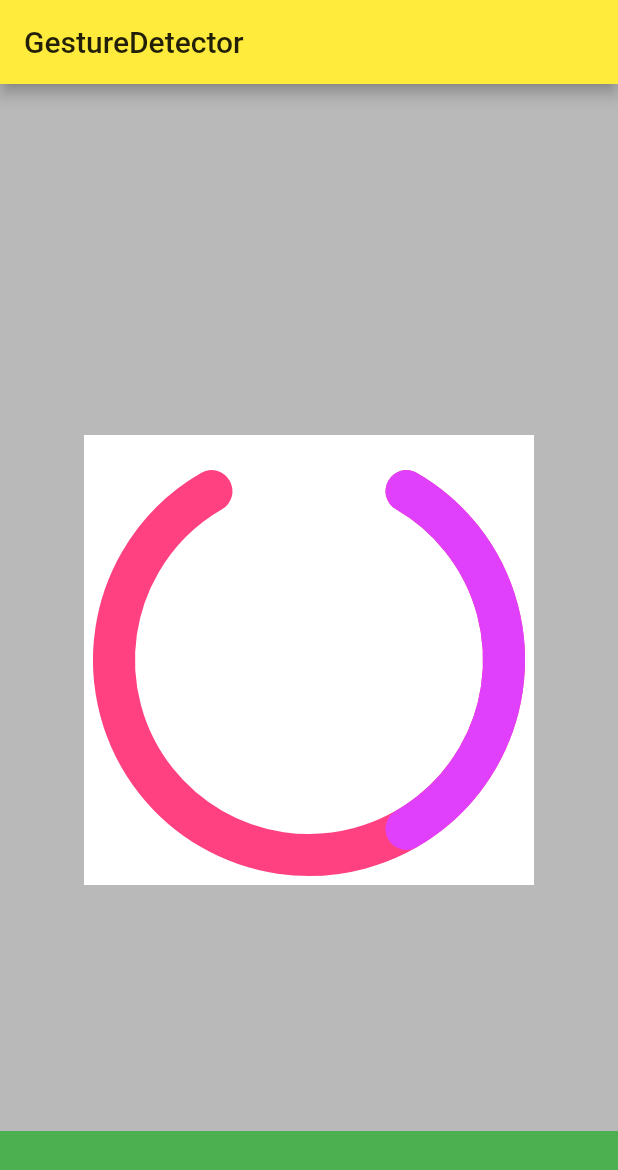
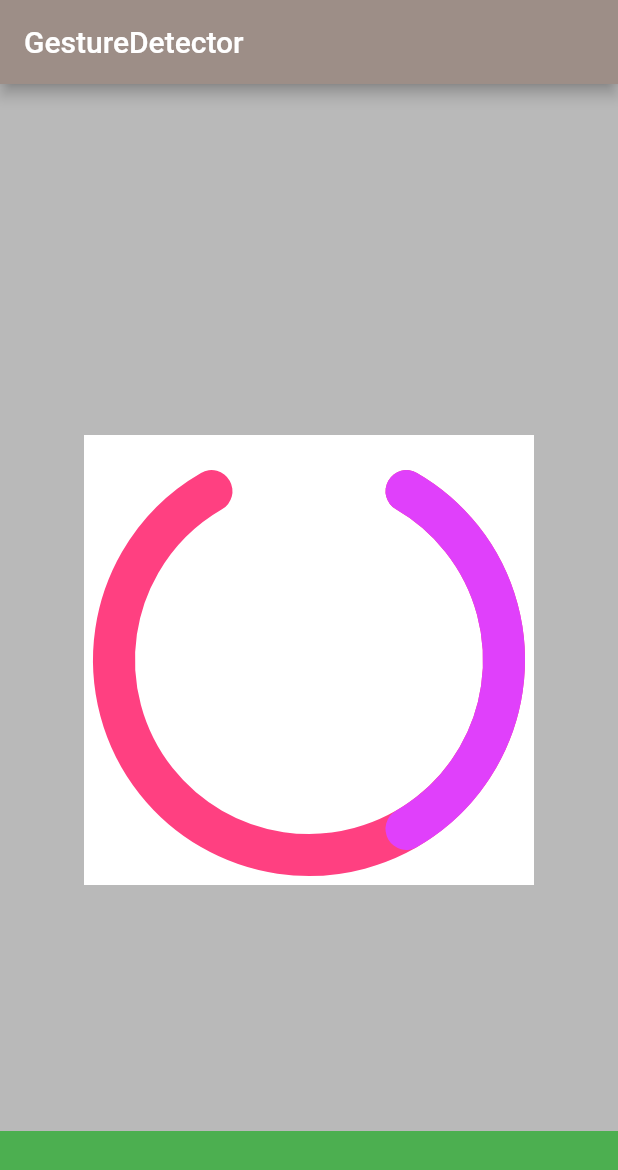
Before and after one commit to WAsub/Humpty, a Flutter app: the MyHomePage screen opened directly, on a phone screen of 412 x 824 dp. Shown: the top 1170 px of the screen. Run offline on Flutter 3.47's test engine with Material 2 defaults, Android fonts, the phone set to English and light mode, and no system bars; our stand-ins replace shared_preferences, sqflite; missing offline and left inert: dart:ffi; accounts and stored records are empty; network calls fail; statements that could not run were skipped.

Commit message:
きりがいいところ

```diff
--- a/humpty_tyokin/lib/sqlite.dart
+++ b/humpty_tyokin/lib/sqlite.dart
@@ -2,7 +2,7 @@ import 'package:sqflite/sqflite.dart';
 import 'package:path/path.dart';
 
 class Thokin {
-  int id;
+  String id;
   int money;
   String date;
 
--- /dev/null
+++ b/humpty_tyokin/lib/theme/color.dart
@@ -0,0 +1,39 @@
+import 'package:flutter/material.dart';
+
+class MyColor{
+  static List<String> themeName = ["ローズ", "スカイ"];
+  static Map<int,MaterialColor> themeColor = {0: rose, 1: sky};
+
+  static const int _rosePrimaryValue = 0xffe95464;
+  static const MaterialColor rose = MaterialColor(
+    _rosePrimaryValue,
+    <int, Color>{
+      0 : Color(0xffffffff),
+      1 : Color(0xff9d8e87),//ローズグレイ
+      2 : Color(0xffe95464),//ローズ
+      3 : Color(0xfff19ca7),//ローズピンク
+      4 : Color(0xffffffff),
+      5 : Color(0xffffffff),
+      6 : Color(0xffffffff),
+      7 : Color(0xffffffff),
+      8 : Color(0xffffffff),
+      9 : Color(0xffffffff),
+    },
+  );
+  static const int _skyPrimaryValue = 0xff6c9bd2;
+  static const MaterialColor sky = MaterialColor(
+    _skyPrimaryValue,
+    <int, Color>{
+      0 : Color(0xffffffff),
+      1 : Color(0xff719bad),//シャドウブルー
+      2 : Color(0xff6c9bd2),//ヒヤシンス
+      3 : Color(0xffa0d8ef),//スカイブルー
+      4 : Color(0xffffffff),
+      5 : Color(0xffffffff),
+      6 : Color(0xffffffff),
+      7 : Color(0xffffffff),
+      8 : Color(0xffffffff),
+      9 : Color(0xffffffff),
+    },
+  );
+}
--- /dev/null
+++ b/humpty_tyokin/lib/theme/dynamic_theme.dart
@@ -0,0 +1,100 @@
+import 'dart:async';
+import 'package:flutter/material.dart';
+import 'package:shared_preferences/shared_preferences.dart';
+import 'app_theme.dart';
+import 'theme_type.dart';
+import 'color.dart';
+
+typedef Widget ThemedWidgetBuilder(BuildContext context, ThemeData data);
+
+typedef ThemeData ThemeDataWithBrightnessBuilder(Brightness brightness);
+
+class DynamicTheme extends StatefulWidget {
+  final ThemedWidgetBuilder themedWidgetBuilder;
+  final ThemeType defaultThemeTypes; // 初期値
+  final bool loadThemeTypesOnStart;
+
+  const DynamicTheme({
+    Key key,
+    this.themedWidgetBuilder,
+    this.defaultThemeTypes = ThemeType.ROSE,
+    this.loadThemeTypesOnStart = true,
+  }) : super(key: key);
+
+  @override
+  DynamicThemeState createState() => new DynamicThemeState();
+
+  static DynamicThemeState of(BuildContext context) {
+    // return context.ancestorStateOfType(const TypeMatcher<DynamicThemeState>());
+    return context.findAncestorStateOfType<DynamicThemeState>();
+  }
+}
+
+class DynamicThemeState extends State<DynamicTheme> {
+  ThemeData _data;
+
+  ThemeType _themeType;
+
+  bool _shouldLoadThemeTypes;
+
+  static const String _themeTypeKey = 'theme_type';
+
+  get data => _data;
+
+  static Map<ThemeType, ThemeData> themeMap = {
+    ThemeType.ROSE: AppTheme.theme_rose(),
+    ThemeType.SKY: AppTheme.theme_sky(),
+  };
+
+  void _initVariables() {
+    _themeType = widget.defaultThemeTypes;
+    _shouldLoadThemeTypes = widget.loadThemeTypesOnStart;
+  }
+  @override
+  void initState() {
+    super.initState();
+    _initVariables();
+    _data = new ThemeData(
+      primaryColor: MyColor.rose[2],
+      accentColor: MyColor.rose[1],
+      selectedRowColor: MyColor.rose[4],
+      brightness: Brightness.light,
+    );
+
+    loadThemeType().then((ThemeType themeType) {
+      setState(() {
+        _data = themeMap[themeType];
+      });
+    });
+  }
+
+  @override
+  void didChangeDependencies() {
+    super.didChangeDependencies();
+    _data = themeMap[_themeType];
+  }
+
+  @override
+  void didUpdateWidget(DynamicTheme oldWidget) {
+    super.didUpdateWidget(oldWidget);
+    _data = themeMap[_themeType];
+  }
+
+  @override
+  Widget build(BuildContext context) {
+    return widget.themedWidgetBuilder(context, _data);
+  }
+
+  void setTheme(ThemeType theme) async {
+    setState(() {
+      this._data = themeMap[theme];
+    });
+    SharedPreferences prefs = await SharedPreferences.getInstance();
+    await prefs.setString(_themeTypeKey, theme.toString());
+  }
+
+  Future<ThemeType> loadThemeType() async {
+    SharedPreferences prefs = await SharedPreferences.getInstance();
+    return (ThemeType.of(prefs.getString(_themeTypeKey)) ?? ThemeType.ROSE);
+  }
+}
--- /dev/null
+++ b/humpty_tyokin/lib/theme/theme_type.dart
@@ -0,0 +1,28 @@
+class ThemeType {
+  const ThemeType(this._value);
+  final String _value;
+  String get value => _value;
+
+  static const String _ROSE_VALUE = 'ROSE';
+  static const String _SKY_VALUE = 'SKY';
+
+  static const ThemeType ROSE = ThemeType(_ROSE_VALUE);
+  static const ThemeType SKY = ThemeType(_SKY_VALUE);
+
+  static List<ThemeType> values() {
+    return [
+      ThemeType.ROSE,
+      ThemeType.SKY,
+    ];
+  }
+
+
+  static ThemeType of(String theme) {
+    return ThemeType.values().firstWhere((e) => e.toString() == theme, orElse: () => null);
+    // firstWhere((element) => a == b, orElse: () => null);
+  }
+
+  String toString() {
+    return this.value;
+  }
+}
--- a/humpty_tyokin/pubspec.yaml
+++ b/humpty_tyokin/pubspec.yaml
@@ -32,6 +32,7 @@ dependencies:
 
   # 2021/6/17
   sqflite:
+  shared_preferences:
 
 dev_dependencies:
   flutter_test:
```
Also changed, not shown: humpty_tyokin/lib/main.dart (+64 -50 lines), humpty_tyokin/lib/theme/app_theme.dart (added, +22 -0 lines), humpty_tyokin/pubspec.lock.
